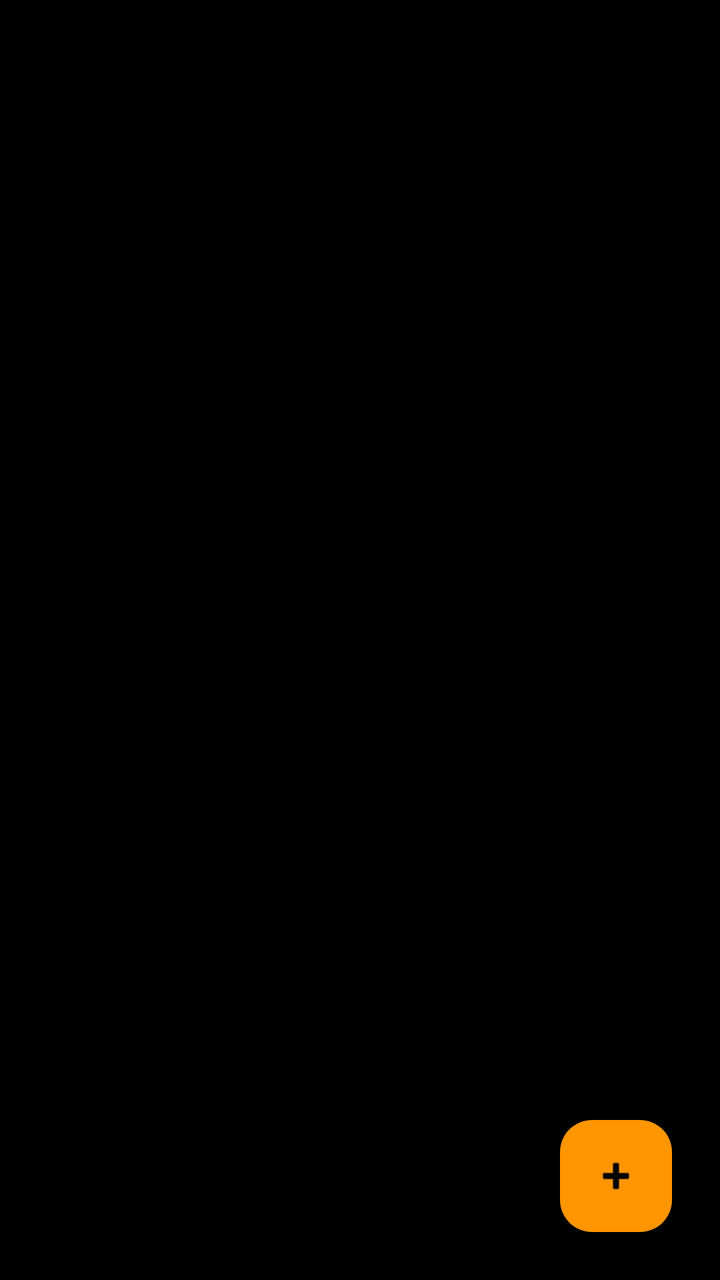
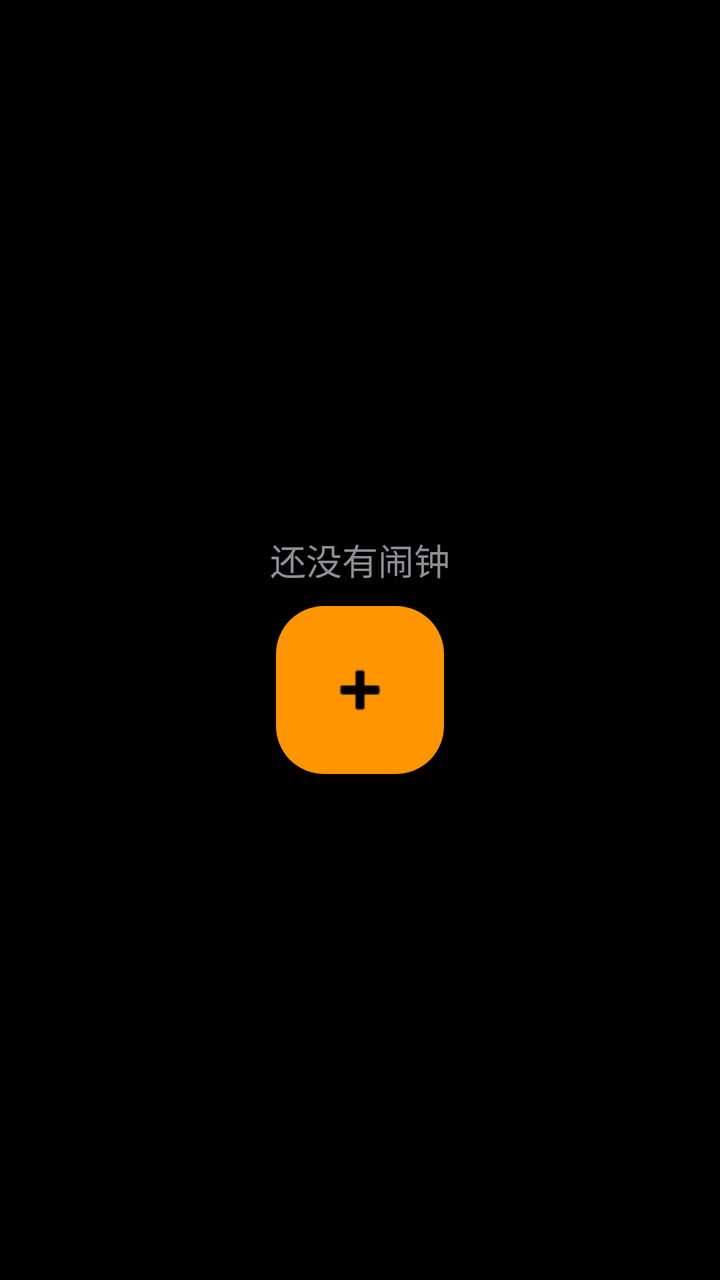

Compare the two renders of this Android layout. The source of the first and the diff that turns it into the second are given below.
<!-- AndroidManifest.xml: application theme Theme.SleepAlarm -->
<!-- res/layout/fragment_alarms.xml -->
<?xml version="1.0" encoding="utf-8"?>
<FrameLayout xmlns:android="http://schemas.android.com/apk/res/android"
    xmlns:app="http://schemas.android.com/apk/res-auto"
    android:layout_width="match_parent"
    android:layout_height="match_parent"
    android:background="@color/background">

    <androidx.recyclerview.widget.RecyclerView
        android:id="@+id/recycler_alarms"
        android:layout_width="match_parent"
        android:layout_height="match_parent"
        android:clipToPadding="false"
        android:paddingBottom="80dp" />

    <com.google.android.material.floatingactionbutton.FloatingActionButton
        android:id="@+id/fab_add_alarm"
        android:layout_width="wrap_content"
        android:layout_height="wrap_content"
        android:layout_gravity="end|bottom"
        android:layout_margin="24dp"
        android:contentDescription="添加闹钟"
        android:src="@android:drawable/ic_input_add"
        app:backgroundTint="#FF9500"
        app:tint="#000000"
        app:fabSize="normal" />

</FrameLayout>
<!-- resources referenced by this layout -->
<resources>
  <color name="background">#000000</color>
  <style name="Theme.SleepAlarm" parent="Theme.Material3.Dark.NoActionBar">
          <item name="colorPrimary">@color/primary</item>
          <item name="colorOnPrimary">@color/on_primary</item>
          <item name="colorPrimaryContainer">@color/surface_light</item>
          <item name="colorOnPrimaryContainer">@color/primary</item>
          <item name="colorSecondary">@color/secondary</item>
          <item name="android:colorBackground">@color/background</item>
          <item name="colorOnBackground">@color/on_background</item>
          <item name="colorSurface">@color/surface</item>
          <item name="colorOnSurface">@color/on_surface</item>
          <item name="android:statusBarColor">@color/background</item>
          <item name="android:navigationBarColor">@color/background</item>
          <item name="android:windowLightStatusBar">false</item>
      </style>
  <color name="primary">#FF9500</color>
  <color name="on_primary">#000000</color>
  <color name="surface_light">#2C2C2E</color>
  <color name="secondary">#FF9500</color>
  <color name="on_background">#FFFFFF</color>
  <color name="surface">#1C1C1E</color>
  <color name="on_surface">#FFFFFF</color>
</resources>

<!-- the commit's change to res/layout/fragment_alarms.xml (unified diff, before → after) -->
@@ -5,23 +5,42 @@
     android:layout_height="match_parent"
     android:background="@color/background">
 
+    
+    <LinearLayout
+        android:id="@+id/layout_empty"
+        android:layout_width="match_parent"
+        android:layout_height="match_parent"
+        android:orientation="vertical"
+        android:gravity="center"
+        android:visibility="visible">
+
+        <TextView
+            android:layout_width="wrap_content"
+            android:layout_height="wrap_content"
+            android:text="还没有闹钟"
+            android:textSize="18sp"
+            android:textColor="@color/text_secondary"
+            android:layout_marginBottom="24dp" />
+
+        <com.google.android.material.floatingactionbutton.FloatingActionButton
+            android:id="@+id/fab_add_alarm"
+            android:layout_width="wrap_content"
+            android:layout_height="wrap_content"
+            android:contentDescription="添加闹钟"
+            android:src="@android:drawable/ic_input_add"
+            android:scaleX="1.5"
+            android:scaleY="1.5"
+            app:backgroundTint="#FF9500"
+            app:tint="#000000"
+            app:fabSize="normal" />
+    </LinearLayout>
+
     <androidx.recyclerview.widget.RecyclerView
         android:id="@+id/recycler_alarms"
         android:layout_width="match_parent"
         android:layout_height="match_parent"
         android:clipToPadding="false"
-        android:paddingBottom="80dp" />
-
-    <com.google.android.material.floatingactionbutton.FloatingActionButton
-        android:id="@+id/fab_add_alarm"
-        android:layout_width="wrap_content"
-        android:layout_height="wrap_content"
-        android:layout_gravity="end|bottom"
-        android:layout_margin="24dp"
-        android:contentDescription="添加闹钟"
-        android:src="@android:drawable/ic_input_add"
-        app:backgroundTint="#FF9500"
-        app:tint="#000000"
-        app:fabSize="normal" />
+        android:paddingBottom="80dp"
+        android:visibility="gone" />
 
 </FrameLayout>
<!-- resource entries referenced after the edit -->
@@ -1,6 +1,7 @@
 <!-- resources referenced by this layout -->
 <resources>
   <color name="background">#000000</color>
+  <color name="text_secondary">#8E8E93</color>
   <style name="Theme.SleepAlarm" parent="Theme.Material3.Dark.NoActionBar">
           <item name="colorPrimary">@color/primary</item>
           <item name="colorOnPrimary">@color/on_primary</item>
